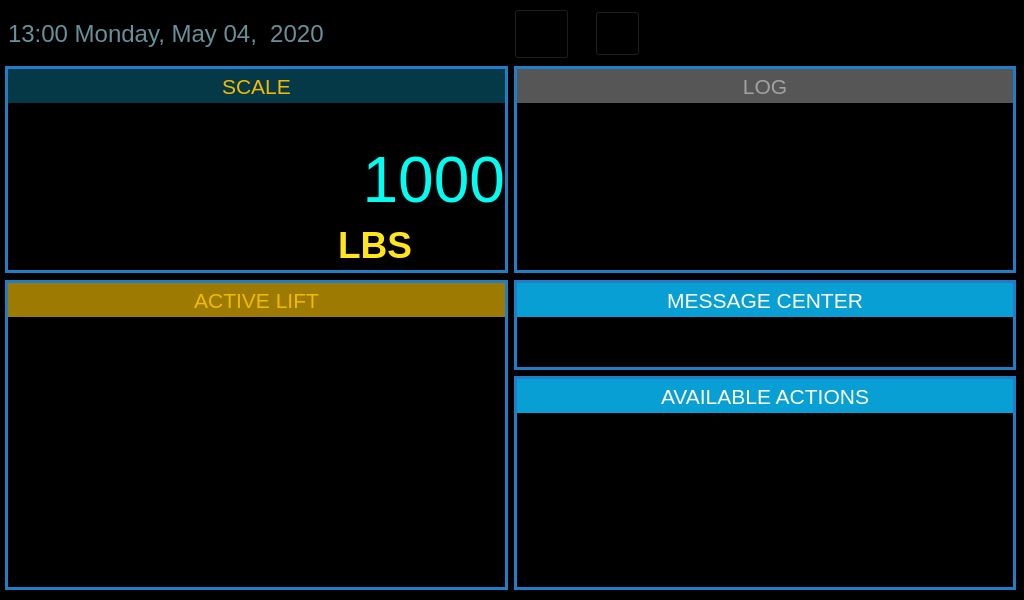
Old version of the form ui_work/mainwidget.ui in the repository mickyTwenty/DMM.
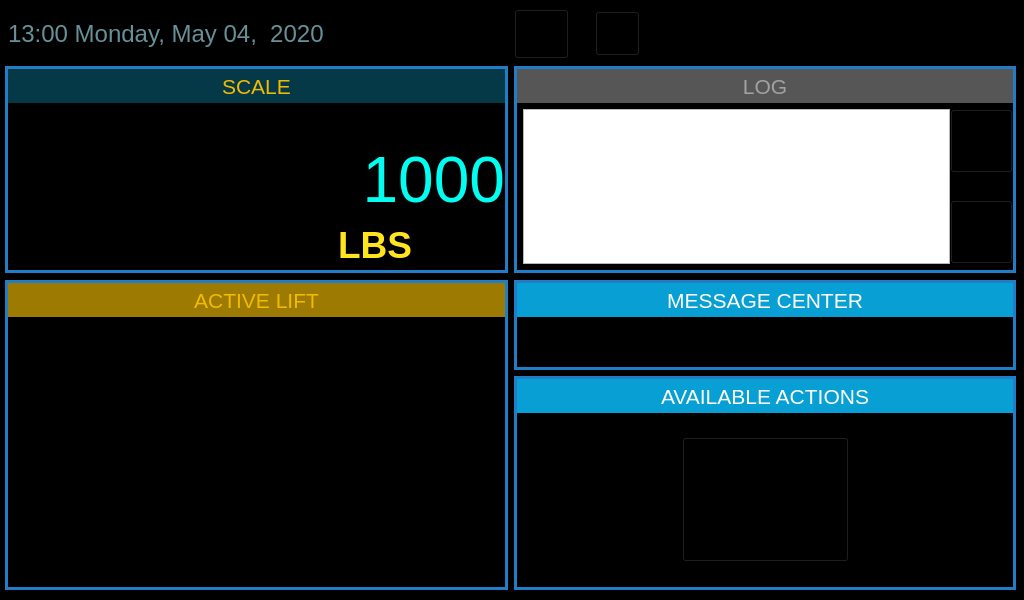
New version of the form. Icons and pictures are not drawn.

```diff
--- a/ui_work/mainwidget.ui
+++ b/ui_work/mainwidget.ui
@@ -32,7 +32,8 @@
    <string>MainWidget</string>
   </property>
   <property name="styleSheet">
-   <string notr="true">QWidget#mainWidget { background-color: black; }</string>
+   <string notr="true">QWidget#mainWidget { background-color: black; }
+QToolButton { background: transparent; }</string>
   </property>
   <layout class="QGridLayout" name="gridLayout">
    <property name="leftMargin">
@@ -578,7 +579,7 @@
 border: 3px solid rgb(32, 125, 198);
 }</string>
        </property>
-       <layout class="QVBoxLayout" name="verticalLayout_7">
+       <layout class="QVBoxLayout" name="verticalLayout_11">
         <property name="spacing">
          <number>0</number>
         </property>
@@ -632,17 +633,92 @@
          </widget>
         </item>
         <item>
-         <spacer name="verticalSpacer_3">
-          <property name="orientation">
-           <enum>Qt::Vertical</enum>
+         <layout class="QHBoxLayout" name="horizontalLayout_5">
+          <property name="leftMargin">
+           <number>6</number>
           </property>
-          <property name="sizeHint" stdset="0">
-           <size>
-            <width>20</width>
-            <height>40</height>
-           </size>
+          <property name="topMargin">
+           <number>6</number>
           </property>
-         </spacer>
+          <property name="rightMargin">
+           <number>0</number>
+          </property>
+          <property name="bottomMargin">
+           <number>6</number>
+          </property>
+          <item>
+           <widget class="QListWidget" name="listLog"/>
+          </item>
+          <item>
+           <layout class="QVBoxLayout" name="verticalLayout_7">
+            <item>
+             <widget class="QToolButton" name="btnLogup">
+              <property name="minimumSize">
+               <size>
+                <width>63</width>
+                <height>64</height>
+               </size>
+              </property>
+              <property name="maximumSize">
+               <size>
+                <width>63</width>
+                <height>64</height>
+               </size>
+              </property>
+              <property name="icon">
+               <iconset>
+                <normaloff>res/gui/arrow_up.png</normaloff>res/gui/arrow_up.png</iconset>
+              </property>
+              <property name="iconSize">
+               <size>
+                <width>63</width>
+                <height>64</height>
+               </size>
+              </property>
+             </widget>
+            </item>
+            <item>
+             <spacer name="verticalSpacer_3">
+              <property name="orientation">
+               <enum>Qt::Vertical</enum>
+              </property>
+              <property name="sizeHint" stdset="0">
+               <size>
+                <width>20</width>
+                <height>40</height>
+               </size>
+              </property>
+             </spacer>
+            </item>
+            <item>
+             <widget class="QToolButton" name="btnLogdown">
+              <property name="minimumSize">
+               <size>
+                <width>63</width>
+                <height>64</height>
+               </size>
+              </property>
+              <property name="maximumSize">
+               <size>
+                <width>63</width>
+                <height>64</height>
+               </size>
+              </property>
+              <property name="icon">
+               <iconset>
+                <normaloff>res/gui/arrow_down.png</normaloff>res/gui/arrow_down.png</iconset>
+              </property>
+              <property name="iconSize">
+               <size>
+                <width>63</width>
+                <height>64</height>
+               </size>
+              </property>
+             </widget>
+            </item>
+           </layout>
+          </item>
+         </layout>
         </item>
        </layout>
       </widget>
@@ -824,17 +900,65 @@
          </widget>
         </item>
         <item>
-         <spacer name="verticalSpacer_5">
-          <property name="orientation">
-           <enum>Qt::Vertical</enum>
+         <widget class="QWidget" name="widget" native="true">
+          <property name="sizePolicy">
+           <sizepolicy hsizetype="Preferred" vsizetype="Fixed">
+            <horstretch>0</horstretch>
+            <verstretch>0</verstretch>
+           </sizepolicy>
           </property>
-          <property name="sizeHint" stdset="0">
+          <property name="minimumSize">
            <size>
-            <width>20</width>
-            <height>40</height>
+            <width>0</width>
+            <height>174</height>
            </size>
           </property>
-         </spacer>
+          <property name="styleSheet">
+           <string notr="true">background:transparent;</string>
+          </property>
+          <layout class="QHBoxLayout" name="horizontalLayout_4">
+           <item>
+            <spacer name="horizontalSpacer_5">
+             <property name="orientation">
+              <enum>Qt::Horizontal</enum>
+             </property>
+             <property name="sizeHint" stdset="0">
+              <size>
+               <width>145</width>
+               <height>20</height>
+              </size>
+             </property>
+            </spacer>
+           </item>
+           <item>
+            <widget class="QToolButton" name="btnLogin">
+             <property name="icon">
+              <iconset>
+               <normaloff>res/gui/button_login.png</normaloff>res/gui/button_login.png</iconset>
+             </property>
+             <property name="iconSize">
+              <size>
+               <width>159</width>
+               <height>118</height>
+              </size>
+             </property>
+            </widget>
+           </item>
+           <item>
+            <spacer name="horizontalSpacer_6">
+             <property name="orientation">
+              <enum>Qt::Horizontal</enum>
+             </property>
+             <property name="sizeHint" stdset="0">
+              <size>
+               <width>144</width>
+               <height>20</height>
+              </size>
+             </property>
+            </spacer>
+           </item>
+          </layout>
+         </widget>
         </item>
        </layout>
       </widget>
```
